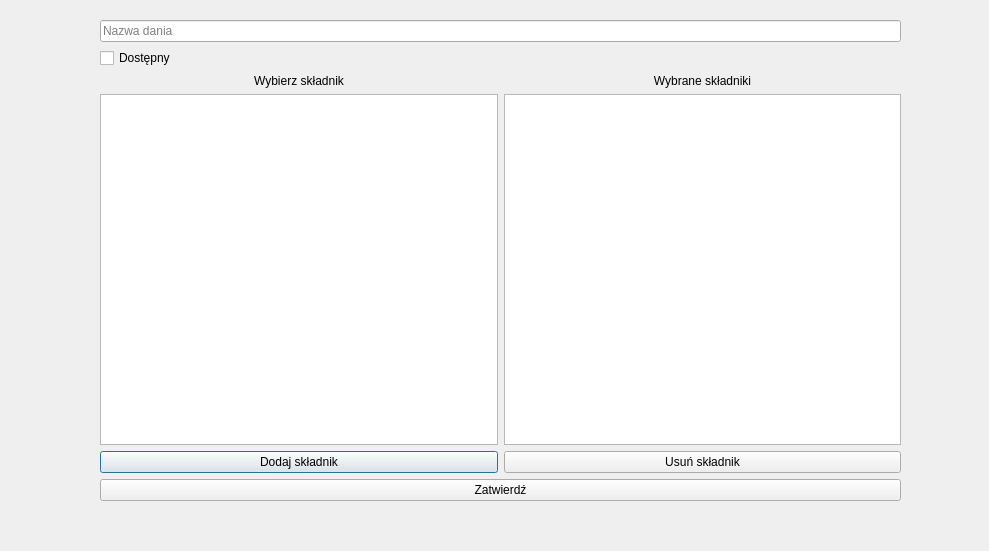
Before: the Qt Designer form ui/addnewmeal.ui in IgnacyMermer/SystemRestauracji, drawn with Qt 5.
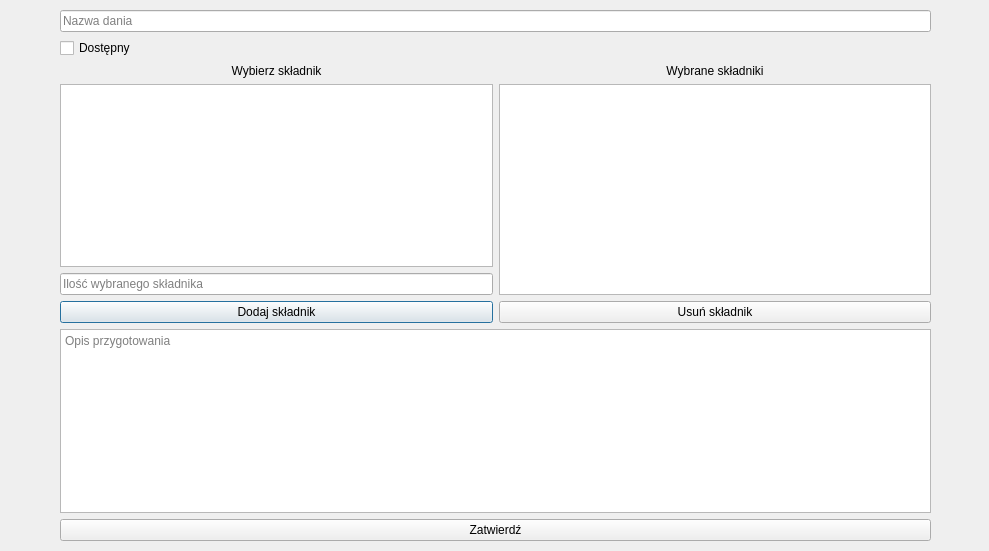
After: the same form once the commit is applied.

Commit message: ui changes to choose ingredients in adding meal and choosing count of every ingredient

Patch:
```diff
--- a/ui/addnewmeal.ui
+++ b/ui/addnewmeal.ui
@@ -13,13 +13,13 @@
   <property name="windowTitle">
    <string>Dialog</string>
   </property>
-  <widget class="QWidget" name="">
+  <widget class="QWidget" name="layoutWidget">
    <property name="geometry">
     <rect>
-     <x>100</x>
-     <y>20</y>
-     <width>801</width>
-     <height>481</height>
+     <x>60</x>
+     <y>10</y>
+     <width>871</width>
+     <height>531</height>
     </rect>
    </property>
    <layout class="QVBoxLayout" name="verticalLayout_3">
@@ -54,6 +54,13 @@
         <item>
          <widget class="QListWidget" name="listWidget_ingredientsToChoose"/>
         </item>
+        <item>
+         <widget class="QLineEdit" name="lineEdit_newIngredientCount">
+          <property name="placeholderText">
+           <string>Ilość wybranego składnika</string>
+          </property>
+         </widget>
+        </item>
         <item>
          <widget class="QPushButton" name="pushButton_addIngredient">
           <property name="text">
@@ -89,6 +96,13 @@
       </item>
      </layout>
     </item>
+    <item>
+     <widget class="QTextEdit" name="textEdit_mealPrepareDescription">
+      <property name="placeholderText">
+       <string>Opis przygotowania</string>
+      </property>
+     </widget>
+    </item>
     <item>
      <widget class="QPushButton" name="pushButton_confirm">
       <property name="text">
```
The commit also changes 5 other files.
